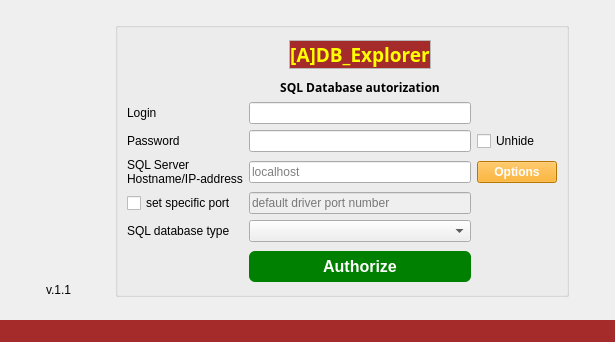
First picture: the form in loginwindow.ui, repository TiReks33/adb-explorer, before the edit.
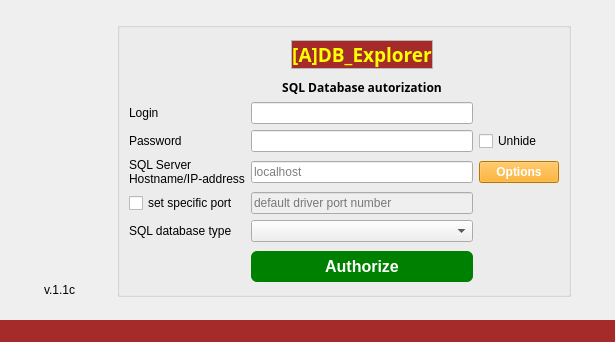
Second picture: the form after the edit. Icons and pictures are not drawn.

Diff of the .ui file:
```diff
--- a/loginwindow.ui
+++ b/loginwindow.ui
@@ -94,7 +94,7 @@
            </sizepolicy>
           </property>
           <property name="text">
-           <string>v.1.1</string>
+           <string>v.1.1c</string>
           </property>
          </widget>
         </item>
```
Left out of the diff: 2 changed lines with no effect on the pictures.
